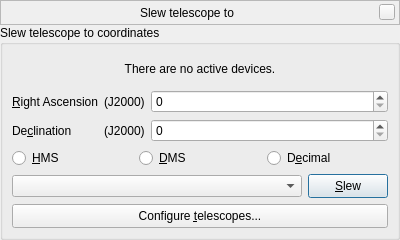
Above: plugins/TelescopeControl/src/gui/slewDialog.ui from 519984307/stellarium_src before the change. Below: the same form after it.
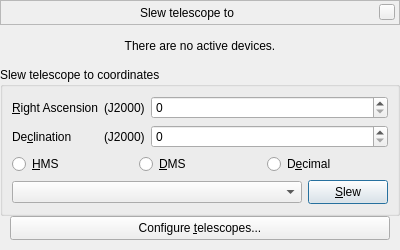
That is the form after the change. Custom widgets are drawn as their Qt base class.

Commit message: TelescopeControl: Slew window tweak

```diff
--- a/plugins/TelescopeControl/src/gui/slewDialog.ui
+++ b/plugins/TelescopeControl/src/gui/slewDialog.ui
@@ -7,7 +7,7 @@
     <x>0</x>
     <y>0</y>
     <width>400</width>
-    <height>240</height>
+    <height>250</height>
    </rect>
   </property>
   <property name="sizePolicy">
@@ -136,18 +136,6 @@
     </widget>
    </item>
    <item>
-    <widget class="QGroupBox" name="groupBox">
-     <property name="sizePolicy">
-      <sizepolicy hsizetype="Expanding" vsizetype="Minimum">
-       <horstretch>0</horstretch>
-       <verstretch>0</verstretch>
-      </sizepolicy>
-     </property>
-     <property name="title">
-      <string>Slew telescope to coordinates</string>
-     </property>
-     <layout class="QVBoxLayout" name="verticalLayout_2">
-      <item>
        <widget class="QLabel" name="labelNoTelescopes">
         <property name="sizePolicy">
          <sizepolicy hsizetype="Expanding" vsizetype="Expanding">
@@ -167,6 +155,18 @@
        </widget>
       </item>
       <item>
+    <widget class="QGroupBox" name="groupBoxSlew">
+     <property name="sizePolicy">
+      <sizepolicy hsizetype="Expanding" vsizetype="Minimum">
+       <horstretch>0</horstretch>
+       <verstretch>0</verstretch>
+      </sizepolicy>
+     </property>
+     <property name="title">
+      <string>Slew telescope to coordinates</string>
+     </property>
+     <layout class="QVBoxLayout" name="verticalLayout_2">
+      <item>
        <widget class="QFrame" name="frameCoordinates">
         <property name="sizePolicy">
          <sizepolicy hsizetype="Expanding" vsizetype="Minimum">
@@ -360,6 +360,9 @@
         </layout>
        </widget>
       </item>
+     </layout>
+    </widget>
+   </item>
       <item>
        <widget class="QPushButton" name="pushButtonConfigure">
         <property name="sizePolicy">
@@ -371,9 +374,14 @@
         <property name="minimumSize">
          <size>
           <width>0</width>
-          <height>24</height>
-         </size>
-        </property>
+       <height>34</height>
+      </size>
+     </property>
+     <property name="styleSheet">
+      <string notr="true">margin-left:10px;
+margin-right:10px;
+margin-bottom:10px;</string>
+     </property>
         <property name="text">
          <string>Configure &amp;telescopes...</string>
         </property>
@@ -381,9 +389,6 @@
       </item>
      </layout>
     </widget>
-   </item>
-  </layout>
- </widget>
  <customwidgets>
   <customwidget>
    <class>BarFrame</class>
```
Left out of the diff: 1 changed line with no effect on the pictures. Lines whose indentation alone changed are shown as unchanged. The commit also changes 1 other file.
